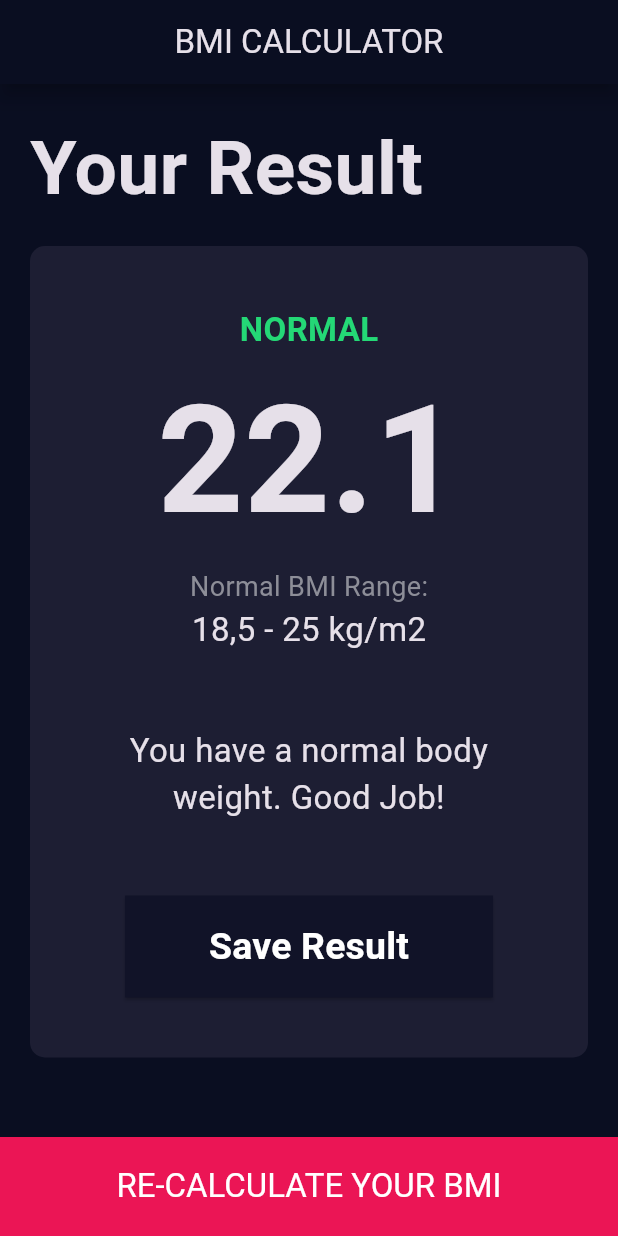
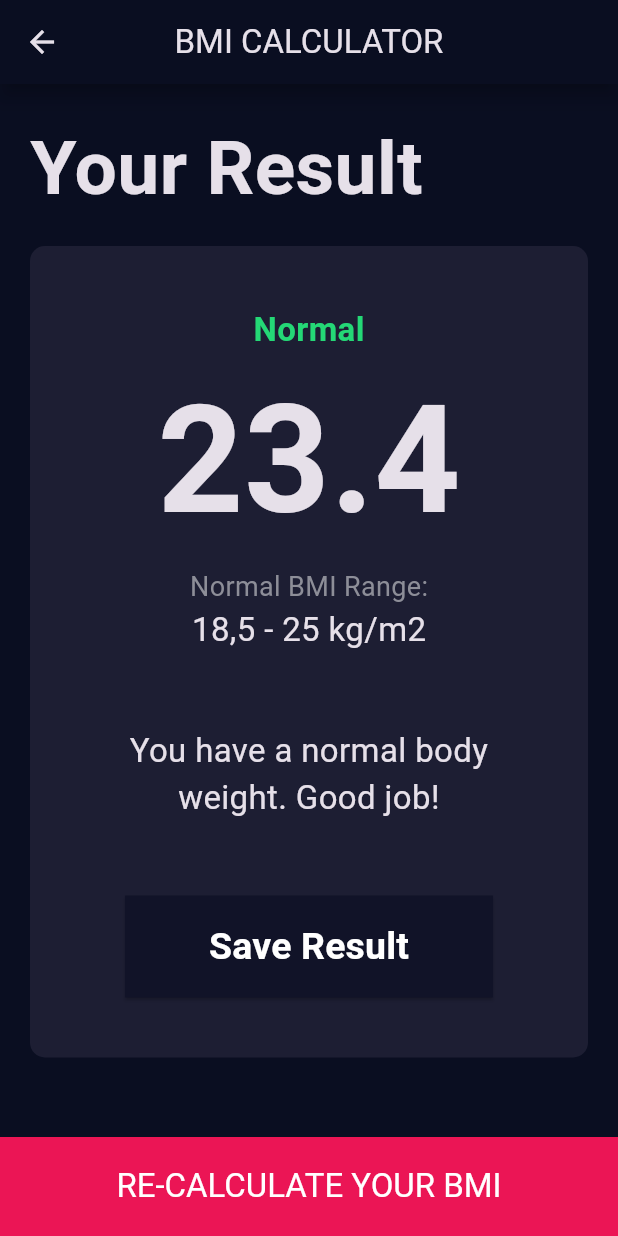
Before and after one commit to metinilgar/bmi-calculator-flutter, a Flutter app: the screen it shows after launch, after a tap on "CALCULATE YOUR BMI", on a phone screen of 412 x 824 dp. Run offline on Flutter 3.47's test engine with Material 3 defaults, Android fonts, the phone set to English and light mode, and no system bars; our stand-ins replace flutter_riverpod, riverpod_annotation; generated files the repository leaves out were written again.

Commit message:
Add calculator brain using riverpod generator

```diff
--- a/lib/main.dart
+++ b/lib/main.dart
@@ -1,9 +1,10 @@
 import 'package:flutter/material.dart';
+import 'package:flutter_riverpod/flutter_riverpod.dart';
 
 import 'package:bmi_calculator/src/screens/input_screen.dart';
 
 void main() {
-  runApp(const BMICalculator());
+  runApp(const ProviderScope(child: BMICalculator()));
 }
 
 class BMICalculator extends StatelessWidget {
@@ -18,6 +19,7 @@ class BMICalculator extends StatelessWidget {
           surfaceTintColor: Colors.transparent,
           elevation: 5,
           shadowColor: Colors.black,
+          centerTitle: true,
         ),
         scaffoldBackgroundColor: const Color(0xFF0A0E21),
       ),
--- /dev/null
+++ b/lib/src/controllers/calculator_brain.dart
@@ -0,0 +1,38 @@
+import 'dart:math';
+import 'package:riverpod_annotation/riverpod_annotation.dart';
+
+part 'calculator_brain.g.dart';
+
+@riverpod
+class CalculatorBrain extends _$CalculatorBrain {
+  late double _bmi;
+
+  @override
+  void build(int height, int weight) {
+    _bmi = double.parse((weight / pow(height / 100, 2)).toStringAsFixed(1));
+  }
+
+  String get bmiResult {
+    return _bmi.toString();
+  }
+
+  String get resultText {
+    if (_bmi >= 25) {
+      return 'Overweight';
+    } else if (_bmi > 18.5) {
+      return 'Normal';
+    } else {
+      return 'Underweight';
+    }
+  }
+
+  String get interpretation {
+    if (_bmi >= 25) {
+      return 'You have a higher than normal body weight. Try to exercise more.';
+    } else if (_bmi >= 18.5) {
+      return 'You have a normal body weight. Good job!';
+    } else {
+      return 'You have a lower than normal body weight. You can eat a bit more.';
+    }
+  }
+}
--- a/lib/src/screens/input_screen.dart
+++ b/lib/src/screens/input_screen.dart
@@ -25,11 +25,10 @@ class _InputScreenState extends State<InputScreen> {
   int _weight = 60;
 
   void _calculateBMI() {
-    Navigator.of(context).pushReplacement(MaterialPageRoute(
-      builder: (context) => const ResultScreen(
-        bmiResult: "22.1",
-        resultText: "NORMAL",
-        interpretation: "You have a normal body weight. Good Job!",
+    Navigator.of(context).push(MaterialPageRoute(
+      builder: (context) => ResultScreen(
+        height: _height,
+        weight: _weight,
       ),
     ));
   }
@@ -37,7 +36,7 @@ class _InputScreenState extends State<InputScreen> {
   @override
   Widget build(BuildContext context) {
     return Scaffold(
-        appBar: AppBar(title: const Center(child: Text("BMI CALCULATOR"))),
+        appBar: AppBar(title: const Text("BMI CALCULATOR")),
         bottomNavigationBar: BottomFixedButton(
           onPressed: _calculateBMI,
           child: const Text("CALCULATE YOUR BMI"),
--- a/lib/src/screens/result_screen.dart
+++ b/lib/src/screens/result_screen.dart
@@ -1,31 +1,27 @@
 import 'package:flutter/material.dart';
+import 'package:flutter_riverpod/flutter_riverpod.dart';
 
 import 'package:bmi_calculator/src/components/bottom_fixed_button.dart';
 import 'package:bmi_calculator/src/constants.dart';
-import 'package:bmi_calculator/src/screens/input_screen.dart';
 import 'package:bmi_calculator/src/components/reusable_card.dart';
+import 'package:bmi_calculator/src/controllers/calculator_brain.dart';
 
 class ResultScreen extends StatelessWidget {
-  const ResultScreen(
-      {super.key,
-      required this.resultText,
-      required this.bmiResult,
-      required this.interpretation});
+  const ResultScreen({
+    super.key,
+    required this.weight,
+    required this.height,
+  });
 
-  final String resultText;
-  final String bmiResult;
-  final String interpretation;
+  final int weight;
+  final int height;
 
   @override
   Widget build(BuildContext context) {
     return Scaffold(
-      appBar: AppBar(title: const Center(child: Text("BMI CALCULATOR"))),
+      appBar: AppBar(title: const Text("BMI CALCULATOR")),
       bottomNavigationBar: BottomFixedButton(
-        onPressed: () {
-          Navigator.of(context).pushReplacement(MaterialPageRoute(
-            builder: (context) => const InputScreen(),
-          ));
-        },
+        onPressed: () => Navigator.of(context).pop(),
         child: const Text("RE-CALCULATE YOUR BMI"),
       ),
       body: SingleChildScrollView(
@@ -41,14 +37,19 @@ class ResultScreen extends StatelessWidget {
               child: Padding(
                 padding:
                     const EdgeInsets.symmetric(horizontal: 40, vertical: 16),
-                child: Column(
+                child: Consumer(
+                  builder: (context, ref, child) {
+                    final calculatorBrain = ref
+                        .read(calculatorBrainProvider(height, weight).notifier);
+
+                    return Column(
                       children: [
                         Text(
-                      resultText,
+                          calculatorBrain.resultText,
                           style: kResultTextStyle,
                         ),
                         Text(
-                      bmiResult,
+                          calculatorBrain.bmiResult,
                           style: kBMITextStyle,
                         ),
                         const Text(
@@ -61,7 +62,7 @@ class ResultScreen extends StatelessWidget {
                         ),
                         const SizedBox(height: 50),
                         Text(
-                      interpretation,
+                          calculatorBrain.interpretation,
                           style: kBodyTextStyle,
                           textAlign: TextAlign.center,
                         ),
@@ -76,11 +77,13 @@ class ResultScreen extends StatelessWidget {
                           ),
                           child: const Padding(
                             padding: EdgeInsets.symmetric(horizontal: 40),
-                        child:
-                            Text("Save Result", style: kLargeButtonTextStyle),
+                            child: Text("Save Result",
+                                style: kLargeButtonTextStyle),
                           ),
                         ),
                       ],
+                    );
+                  },
                 ),
               ),
             ),
```
Also changed, not shown: lib/src/controllers/calculator_brain.g.dart (added). Lines whose indentation alone changed are shown as unchanged.
